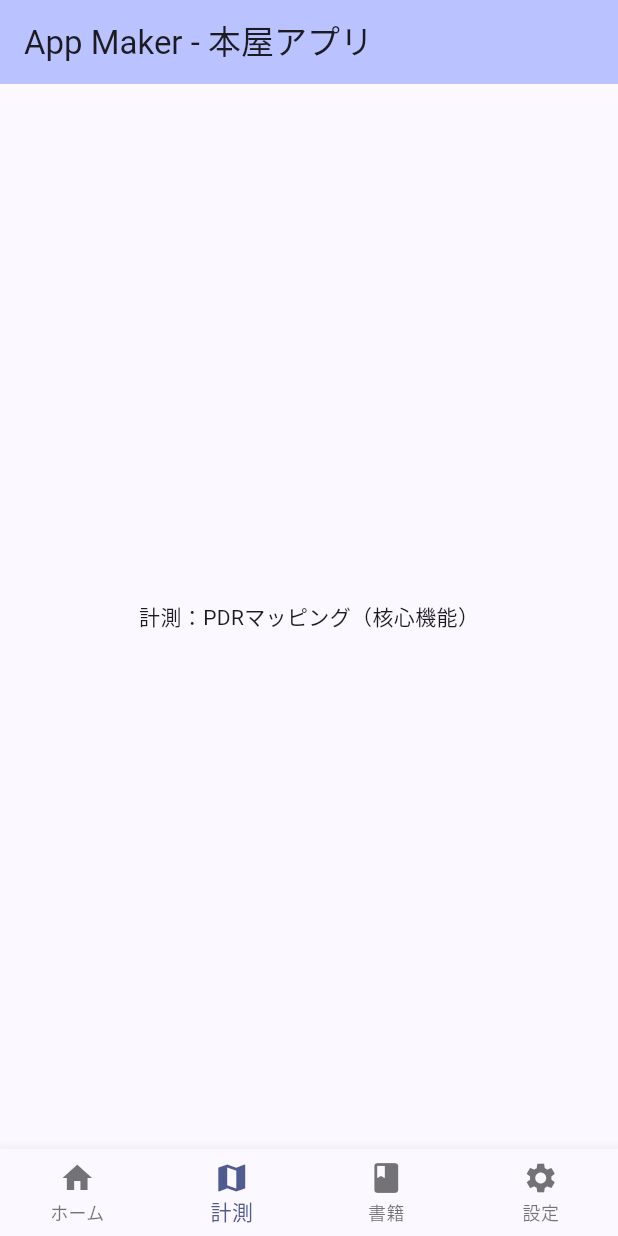
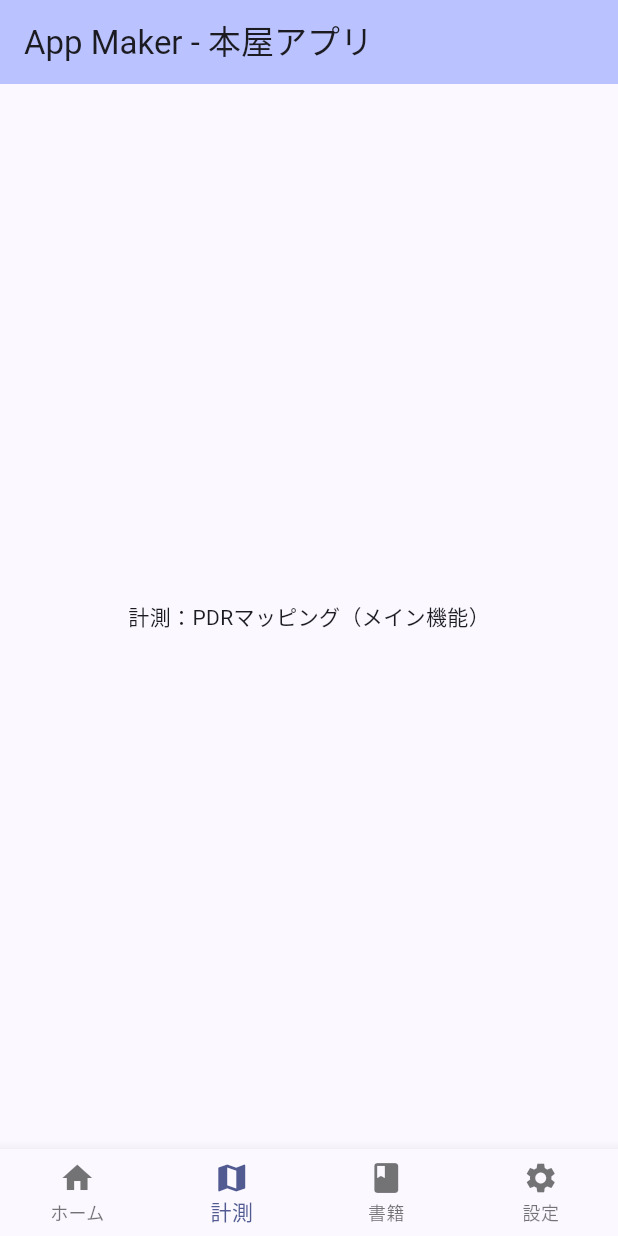
Before and after one commit to 432uc/bookstore_cartographer, a Flutter app: the screen it shows after launch, item 2 of the bottom bar chosen, on a phone screen of 412 x 824 dp. Run offline on Flutter 3.47's test engine with Material 3 defaults, Android fonts, the phone set to English and light mode, and no system bars.

Commit message:
文言変更（核心→メイン）

```diff
--- a/lib/main.dart
+++ b/lib/main.dart
@@ -33,7 +33,7 @@ class _MainNavigationPageState extends State<MainNavigationPage> {
   // 画面リスト：0番目を「BookstoreHomePage」に差し替え
   final List<Widget> _pages = [
     const BookstoreHomePage(), // ホーム（本屋リスト）
-    const Center(child: Text('計測：PDRマッピング（核心機能）')),
+    const Center(child: Text('計測：PDRマッピング（メイン機能）')),
     const Center(child: Text('書籍リスト：出会った本')),
     const Center(child: Text('設定：スプレッドシート連携')),
   ];
```
